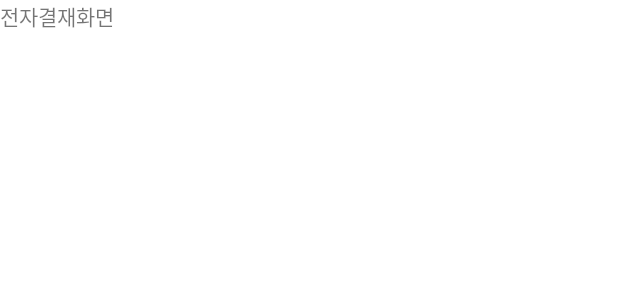
After one commit to tnalss/YH_Company, an Android app: the layout fragment_ea.xml on its own in the app's theme, with its tools: preview values and no code run, on a phone screen of 412 x 824 dp. The commit adds this screen. Shown: the top 300 px of the screen. Run offline under Robolectric (Android 15) with nearby library versions, the phone set to English and light mode, and no system bars.

Commit message:
style&color setting / ea fragment ing...
글자크기 스타일 및 색상 작업/
전자 결재 프래그먼트 작업중 (메인 -> 프래그먼트)

```diff
--- a/LastProject/app/src/main/java/com/example/lastproject/MainActivity.java
+++ b/LastProject/app/src/main/java/com/example/lastproject/MainActivity.java
@@ -3,10 +3,12 @@ package com.example.lastproject;
 import androidx.appcompat.app.AppCompatActivity;
 import androidx.fragment.app.Fragment;
 
+import android.content.Intent;
 import android.os.Bundle;
 
 
 import com.example.lastproject.databinding.ActivityMainBinding;
+import com.example.lastproject.ea.EaFragment;
 
 
 public class MainActivity extends AppCompatActivity {
@@ -28,6 +30,7 @@ public class MainActivity extends AppCompatActivity {
             }   else if ( item.getItemId() == R.id.btm_item3 ){
                 //출퇴근
             }   else if ( item.getItemId() == R.id.btm_item4 ){
+                getSupportFragmentManager().beginTransaction().replace(R.id.container,new EaFragment()).commit();
                 //전자결재
             }
             return true;
--- /dev/null
+++ b/LastProject/app/src/main/res/layout/fragment_ea.xml
@@ -0,0 +1,15 @@
+<?xml version="1.0" encoding="utf-8"?>
+<LinearLayout
+    xmlns:android="http://schemas.android.com/apk/res/android"
+    xmlns:tools="http://schemas.android.com/tools"
+    android:layout_width="match_parent"
+    android:layout_height="match_parent"
+    tools:context=".ea.EaFragment">
+
+
+    <TextView
+        android:layout_width="match_parent"
+        android:layout_height="match_parent"
+        android:text="전자결재화면" />
+
+</LinearLayout>
--- a/LastProject/app/src/main/res/values/colors.xml
+++ b/LastProject/app/src/main/res/values/colors.xml
@@ -7,4 +7,7 @@
     <color name="teal_700">#FF018786</color>
     <color name="black">#FF000000</color>
     <color name="white">#FFFFFFFF</color>
+    <color name="main_color">#764f82</color>
+    <color name="sub_color">#D9D2D9</color>
+    <color name="light_color">#D3D3D3</color>
 </resources>
--- a/LastProject/app/src/main/res/values/strings.xml
+++ b/LastProject/app/src/main/res/values/strings.xml
@@ -1,4 +1,6 @@
 <resources>
     <string name="app_name">LastProject</string>
     <string name="login_text">Login to access \nbookmarks and idontknow what i typed.</string>
+    <!-- TODO: Remove or change this placeholder text -->
+    <string name="hello_blank_fragment">Hello blank fragment</string>
 </resources>
```
Also changed, not shown: LastProject/app/src/main/AndroidManifest.xml (+8 -1 lines), LastProject/app/src/main/java/com/example/lastproject/ea/EaFragment.java (added, +22 -0 lines), LastProject/app/src/main/res/values/style.xml (added, +13 -0 lines).
